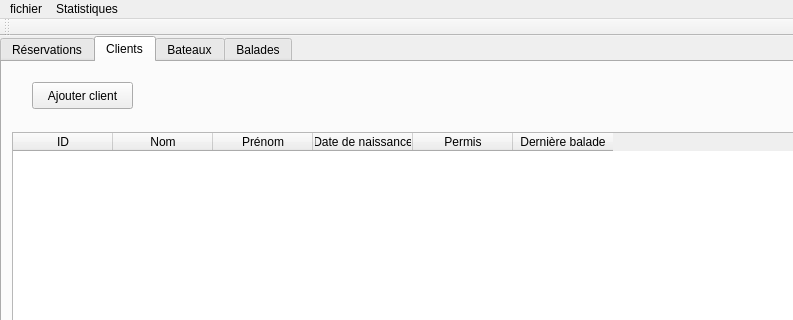
Qt form Code/mainwindow.ui (GenieLog/TP2_GestionDeFlotte) before a commit; both pictures show x 0 to 793 and y 0 to 320 of the 991 by 554 pixel window.
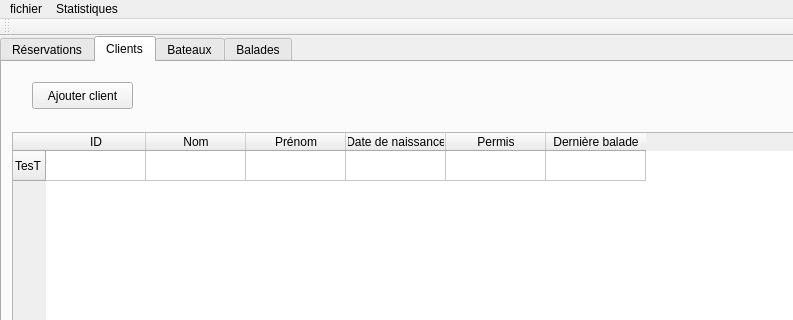
The same form after that commit. The open tabs and pages were chosen to show the change.

The edit to the form file:
```diff
--- a/Code/mainwindow.ui
+++ b/Code/mainwindow.ui
@@ -129,6 +129,11 @@
       <attribute name="horizontalHeaderMinimumSectionSize">
        <number>29</number>
       </attribute>
+      <row>
+       <property name="text">
+        <string>TesT</string>
+       </property>
+      </row>
       <column>
        <property name="text">
         <string>ID</string>
```
Left out of the diff: 2 changed lines with no effect on the pictures.
